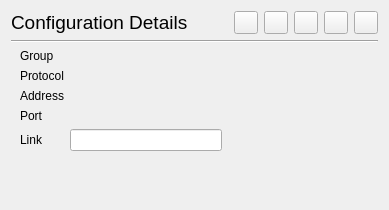
First picture: the form in src/ui/widgets/ConnectionInfoWidget.ui, repository Qv2ray/Qv2ray, before the edit.
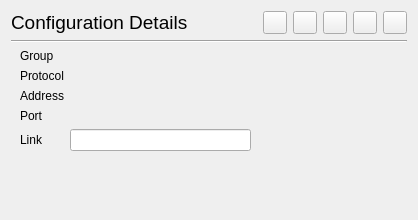
Second picture: the form after the edit. Icons and pictures are not drawn.

Diff of the .ui file:
```diff
--- a/src/ui/widgets/ConnectionInfoWidget.ui
+++ b/src/ui/widgets/ConnectionInfoWidget.ui
@@ -2,6 +2,14 @@
 <ui version="4.0">
  <class>ConnectionInfoWidget</class>
  <widget class="QWidget" name="ConnectionInfoWidget">
+  <property name="geometry">
+   <rect>
+    <x>0</x>
+    <y>0</y>
+    <width>418</width>
+    <height>220</height>
+   </rect>
+  </property>
   <property name="sizePolicy">
    <sizepolicy hsizetype="MinimumExpanding" vsizetype="MinimumExpanding">
     <horstretch>0</horstretch>
```
Left out of the diff: 21 changed lines with no effect on the pictures.
